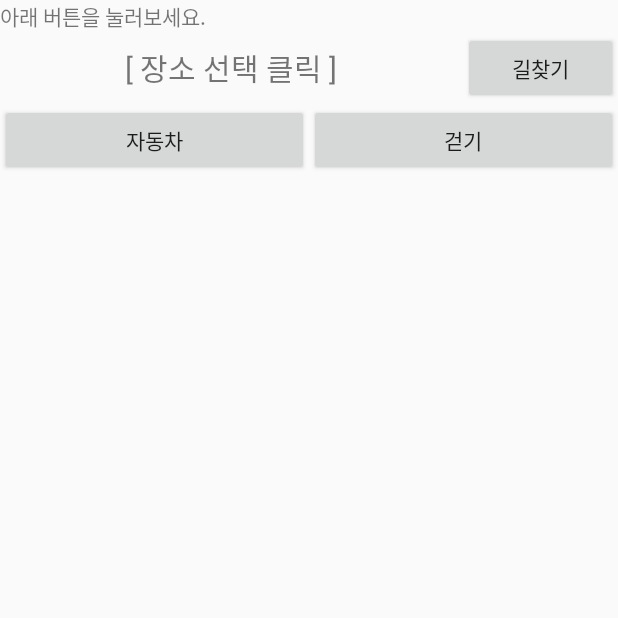
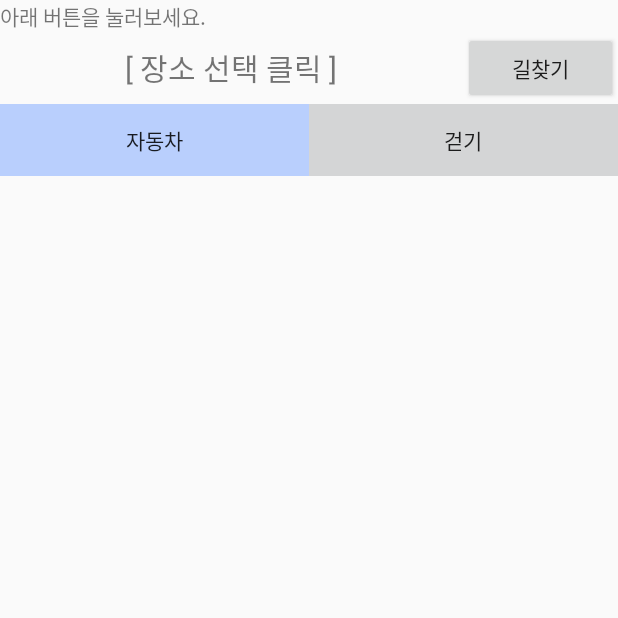
Before and after one commit to kimjh6980/Android_InterC, an Android app: the Navigation screen opened directly, with no data from a screen before it, on a phone screen of 412 x 824 dp, the top half of it. Run offline under Robolectric (Android 15) with nearby library versions, the phone set to English and light mode, and no system bars; libraries missing offline, so code that uses them is left out: com.skt; 16 statements that could not run were skipped.

Commit message:
Auto stash before merge of "master" and "origin/master"

```diff
--- a/app/src/main/java/com/example/a20134833/interc/GpsInfo.java
+++ b/app/src/main/java/com/example/a20134833/interc/GpsInfo.java
@@ -40,10 +40,12 @@ public class GpsInfo extends Service implements LocationListener {
     public static double lon = 0; // 경도
 
     // 최소 GPS 정보 업데이트 거리 10미터
-    private static final long MIN_DISTANCE_CHANGE_FOR_UPDATES = 10;
+    //private static final long MIN_DISTANCE_CHANGE_FOR_UPDATES = 10;
+    private static final long MIN_DISTANCE_CHANGE_FOR_UPDATES = 1;  // 1미터
 
     // 최소 GPS 정보 업데이트 시간 밀리세컨이므로 1분
-    private static final long MIN_TIME_BW_UPDATES = 1000 * 60 * 1;
+    //private static final long MIN_TIME_BW_UPDATES = 1000 * 60 * 1;
+    private static final long MIN_TIME_BW_UPDATES = 1000;   // 1초
 
     protected LocationManager locationManager;
 
--- a/app/src/main/java/com/example/a20134833/interc/Navigation.java
+++ b/app/src/main/java/com/example/a20134833/interc/Navigation.java
@@ -8,6 +8,7 @@ import android.content.pm.PackageManager;
 import android.graphics.Bitmap;
 import android.graphics.BitmapFactory;
 import android.graphics.Color;
+import android.graphics.Path;
 import android.graphics.PointF;
 import android.graphics.drawable.BitmapDrawable;
 import android.location.Location;
@@ -53,6 +54,8 @@ public class Navigation extends AppCompatActivity implements TMapGpsManager.onLo
     TextView location_Select;
     public static TMapView tMapView;
 
+    public static boolean search_Status = false;
+
     private Context 	mContext;
     Bitmap bitmap;
 
@@ -86,6 +89,9 @@ public class Navigation extends AppCompatActivity implements TMapGpsManager.onLo
     public static TMapGpsManager tmapgps = null;
 
     GpsInfo gpsinfo;
+
+    private Button search_Car_Btn;
+    private Button search_walk_Btn;
 
     @Override
     protected void onCreate(Bundle savedInstanceState) {
@@ -121,7 +127,8 @@ public class Navigation extends AppCompatActivity implements TMapGpsManager.onLo
             }
         });
 
-
+        search_Car_Btn = findViewById(R.id.B_Car);
+        search_walk_Btn = findViewById(R.id.B_Walk);
 
         bitmap = BitmapFactory.decodeResource(mContext.getResources(), R.drawable.poi_here);
 
@@ -188,7 +195,6 @@ public class Navigation extends AppCompatActivity implements TMapGpsManager.onLo
     public void StartGuidance() {
         tMapView.removeTMapPath();
 
-
         Log.e("Navi", gpsinfo.lat +"/"+ gpsinfo.lon +"--"+set_lat +"/"+set_lon);
 
         //TMapPoint point1 = new TMapPoint(35.141783, 126.928387);
@@ -198,6 +204,8 @@ public class Navigation extends AppCompatActivity implements TMapGpsManager.onLo
         Log.e("Navi", String.valueOf(set_location_num));
         TMapData tmapdata = new TMapData();
 
+        if(!search_Status)  // false = CAR
+        {
             tmapdata.findPathDataWithType(TMapData.TMapPathType.CAR_PATH, point1, point2, new TMapData.FindPathDataListenerCallback() {
                 @Override
                 public void onFindPathData(TMapPolyLine polyLine) {
@@ -205,12 +213,23 @@ public class Navigation extends AppCompatActivity implements TMapGpsManager.onLo
                     tMapView.addTMapPath(polyLine);
                 }
             });
+        }   else    {   // True = Pedestrain
+            tmapdata.findPathDataWithType(TMapData.TMapPathType.PEDESTRIAN_PATH, point1, point2, new TMapData.FindPathDataListenerCallback() {
+                @Override
+                public void onFindPathData(TMapPolyLine polyLine) {
+                    polyLine.setLineColor(Color.BLUE);
+                    tMapView.addTMapPath(polyLine);
+                }
+            });
+        }
 
         Bitmap start = BitmapFactory.decodeResource(mContext.getResources(),R.drawable.poi_start);
         Bitmap end = BitmapFactory.decodeResource(mContext.getResources(),R.drawable.poi_end);
         tMapView.setTMapPathIcon(start, end);
 
         tMapView.zoomToTMapPoint(point1, point2);
+        //tMapView.setZoomLevel(18);
+        tMapView.setCenterPoint(now_lat, now_lon);
     }
 
     public void setTrackingMode() {
@@ -253,8 +272,8 @@ public class Navigation extends AppCompatActivity implements TMapGpsManager.onLo
         if (ActivityCompat.checkSelfPermission(this, Manifest.permission.ACCESS_FINE_LOCATION) != PackageManager.PERMISSION_GRANTED && ActivityCompat.checkSelfPermission(this, Manifest.permission.ACCESS_COARSE_LOCATION) != PackageManager.PERMISSION_GRANTED) {
             ActivityCompat.requestPermissions(this, new String[]{android.Manifest.permission.ACCESS_COARSE_LOCATION, android.Manifest.permission.ACCESS_FINE_LOCATION}, 1);
         }
-        lm.requestLocationUpdates(LocationManager.NETWORK_PROVIDER, // 등록할 위치제공자(실내에선 NETWORK_PROVIDER 권장)
-        //lm.requestLocationUpdates(LocationManager.GPS_PROVIDER, // 등록할 위치제공자(실내에선 NETWORK_PROVIDER 권장)
+        //lm.requestLocationUpdates(LocationManager.NETWORK_PROVIDER, // 등록할 위치제공자(실내에선 NETWORK_PROVIDER 권장)
+        lm.requestLocationUpdates(LocationManager.GPS_PROVIDER, // 등록할 위치제공자(실내에선 NETWORK_PROVIDER 권장)
                 1000, // 통지사이의 최소 시간간격 (miliSecond)
                 1, // 통지사이의 최소 변경거리 (m)
                 mLocationListener);
@@ -271,4 +290,17 @@ public class Navigation extends AppCompatActivity implements TMapGpsManager.onLo
         now_lon = location.getLongitude();
         now_lat = location.getLatitude();
     }
+
+    public void Search_Status_Car(View view) {
+        search_Car_Btn.setBackgroundColor(Color.parseColor("b9cffd"));
+        search_walk_Btn.setBackgroundColor(Color.parseColor("#d4d5d6"));
+        search_Status = false;
+        Toast.makeText(getApplicationContext(), "차량 길찾기로 설정되었습니다.", Toast.LENGTH_SHORT).show();
     }
+    public void Search_Status_Pedi(View view) {
+        search_walk_Btn.setBackgroundColor(Color.parseColor("#b9cffd"));
+        search_Car_Btn.setBackgroundColor(Color.parseColor("#d4d5d6"));
+        search_Status = true;
+        Toast.makeText(getApplicationContext(), "도보 길찾기로 설정되었습니다.", Toast.LENGTH_SHORT).show();
+    }
+}
--- a/app/src/main/res/layout/activity_navigation.xml
+++ b/app/src/main/res/layout/activity_navigation.xml
@@ -49,13 +49,17 @@
             android:layout_width="wrap_content"
             android:layout_height="wrap_content"
             android:layout_weight="1"
+            android:onClick="Search_Status_Car"
+            android:background="#b9cffd"
             android:text="자동차" />
 
         <Button
-            android:id="@+id/B_Work"
+            android:id="@+id/B_Walk"
             android:layout_width="wrap_content"
             android:layout_height="wrap_content"
             android:layout_weight="1"
+            android:background="#d4d5d6"
+            android:onClick="Search_Status_Pedi"
             android:text="걷기" />
     </LinearLayout>
 
```
Lines whose indentation alone changed are shown as unchanged.
